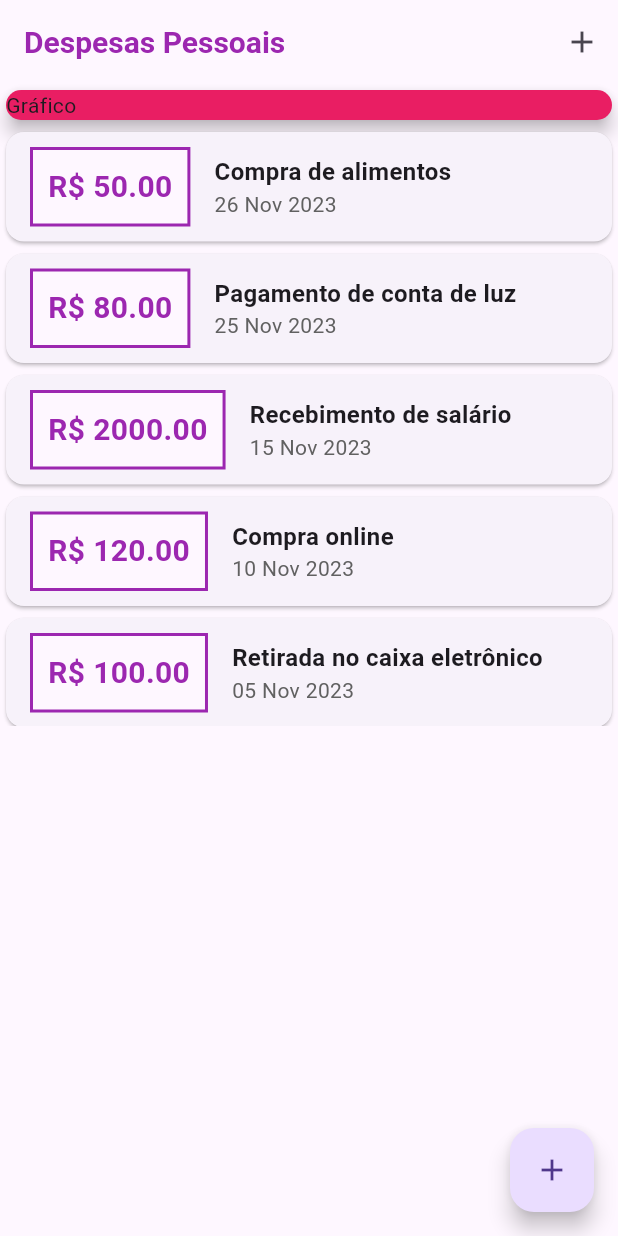
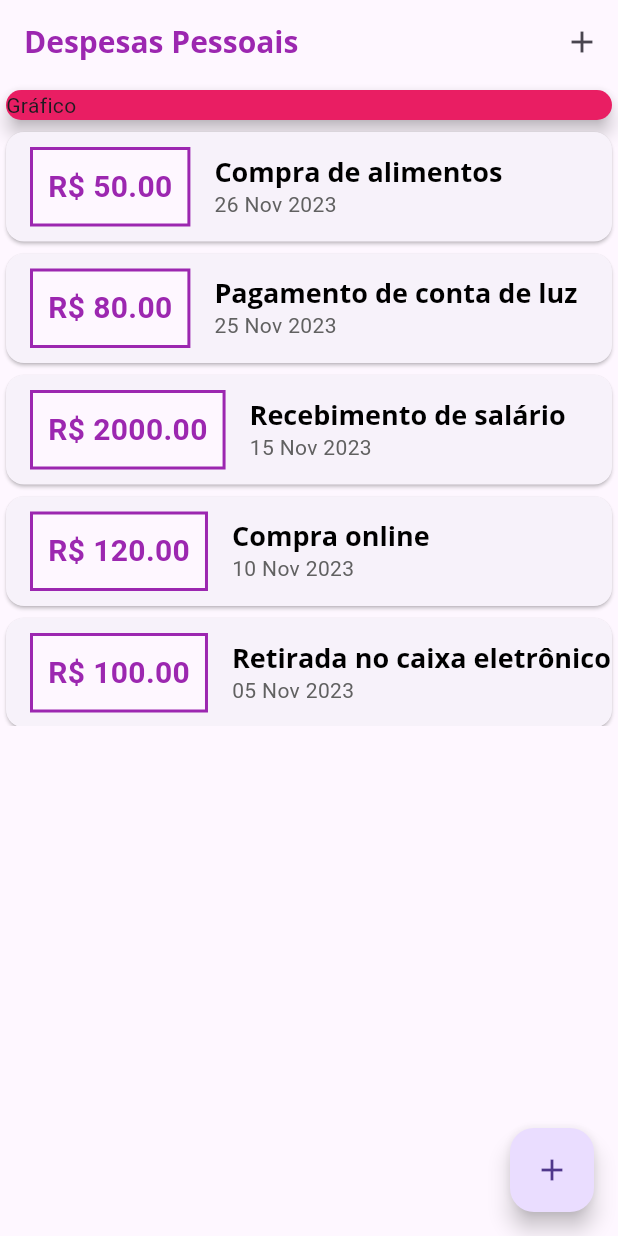
Before and after one commit to RafaellaBarbosa/expenses_app, a Flutter app: the screen it shows after launch, on a phone screen of 412 x 824 dp. Run offline on Flutter 3.47's test engine with Material 3 defaults, Android fonts, the phone set to English and light mode, and no system bars.

Commit message:
feat: add font

```diff
--- a/lib/components/transaction_list.dart
+++ b/lib/components/transaction_list.dart
@@ -51,8 +51,7 @@ class TransactionList extends StatelessWidget {
                       children: [
                         Text(
                           transactions[index].title,
-                          style: const TextStyle(
-                              fontSize: 16, fontWeight: FontWeight.bold),
+                          style: Theme.of(context).textTheme.titleLarge,
                         ),
                         Text(
                           DateFormat('dd MMM yyyy')
```
Also changed, not shown: lib/main.dart (+8 -5 lines), pubspec.yaml (+12 -12 lines), assets/fonts/OpenSans/OpenSans-Bold.ttf (added), assets/fonts/OpenSans/OpenSans-Regular.ttf (added), assets/fonts/Quicksand/Quicksand-Bold.ttf (added), assets/fonts/Quicksand/Quicksand-Regular.ttf (added), pubspec.lock.
